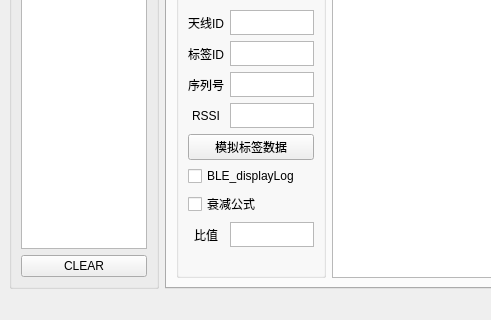
The window that main_window_form.ui (a15981097537/konying_id8) describes before a commit, drawn with Qt 5; both pictures show x 0 to 491 and y 369 to 689 of the 1298 by 689 pixel window.
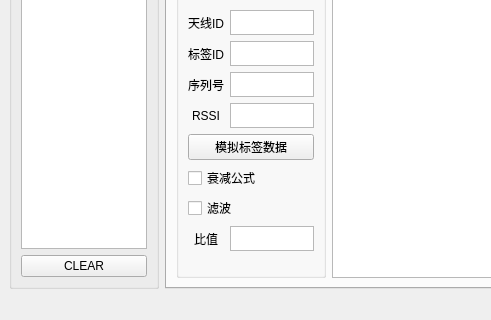
The same window after the commit.

```diff
--- a/main_window_form.ui
+++ b/main_window_form.ui
@@ -4440,6 +4440,13 @@
                </property>
               </spacer>
              </item>
+             <item>
+              <widget class="QCheckBox" name="BLE_displayLog">
+               <property name="text">
+                <string>BLE_displayLog</string>
+               </property>
+              </widget>
+             </item>
             </layout>
            </item>
           </layout>
@@ -4800,13 +4807,6 @@
                </property>
               </widget>
              </item>
-             <item>
-              <widget class="QCheckBox" name="BLE_displayLog">
-               <property name="text">
-                <string>BLE_displayLog</string>
-               </property>
-              </widget>
-             </item>
              <item>
               <widget class="QCheckBox" name="BLE_attenuationcheckBox">
                <property name="text">
@@ -4814,6 +4814,13 @@
                </property>
               </widget>
              </item>
+             <item>
+              <widget class="QCheckBox" name="BLE_FiltercheckBox">
+               <property name="text">
+                <string>滤波</string>
+               </property>
+              </widget>
+             </item>
              <item>
               <layout class="QHBoxLayout" name="horizontalLayout_85">
                <item>
```
